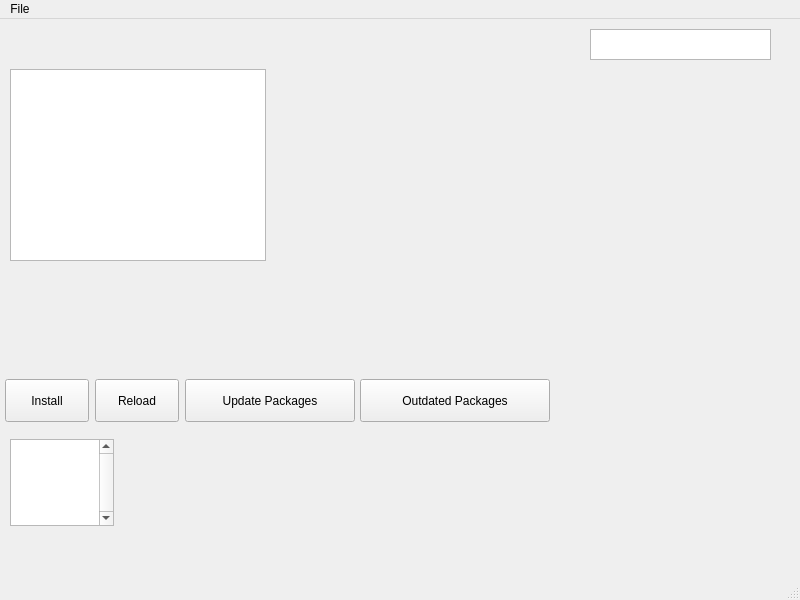
Before: the Qt Designer form untitled1/mainwindow.ui in voncloft/VPacman, drawn with Qt 5.
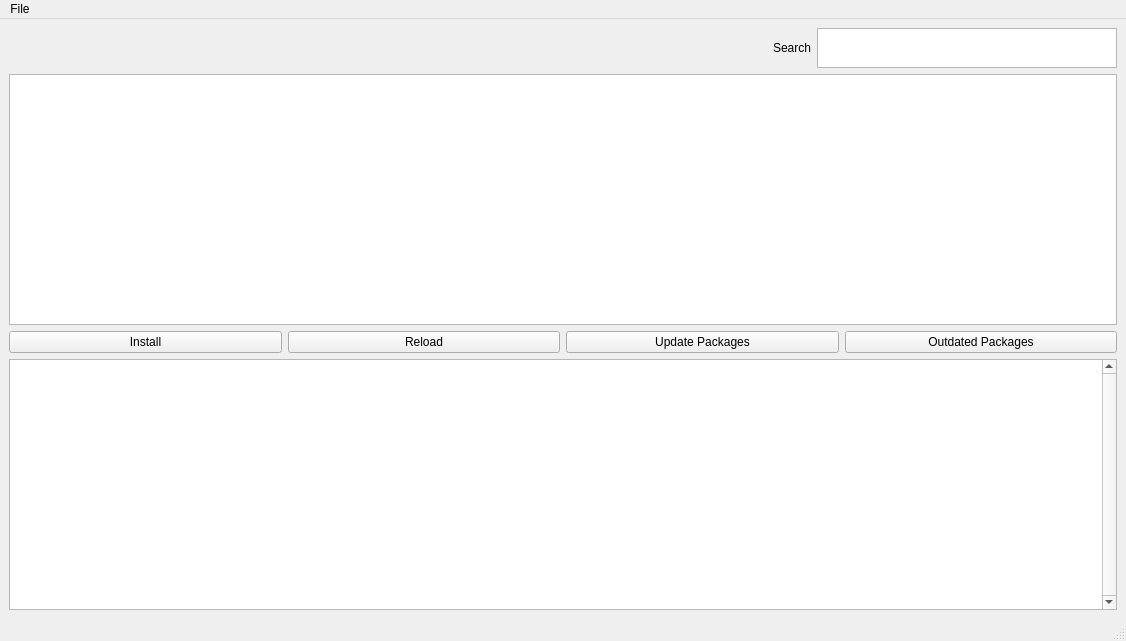
After: the same form once the commit is applied.

The edit to the form file:
```diff
--- a/untitled1/mainwindow.ui
+++ b/untitled1/mainwindow.ui
@@ -6,109 +6,178 @@
    <rect>
     <x>0</x>
     <y>0</y>
-    <width>800</width>
-    <height>600</height>
+    <width>1126</width>
+    <height>641</height>
    </rect>
   </property>
+  <property name="sizePolicy">
+   <sizepolicy hsizetype="Preferred" vsizetype="Preferred">
+    <horstretch>0</horstretch>
+    <verstretch>0</verstretch>
+   </sizepolicy>
+  </property>
+  <property name="minimumSize">
+   <size>
+    <width>1126</width>
+    <height>641</height>
+   </size>
+  </property>
+  <property name="maximumSize">
+   <size>
+    <width>16777215</width>
+    <height>16777215</height>
+   </size>
+  </property>
   <property name="windowTitle">
    <string>Voncloft Package Manager</string>
   </property>
   <widget class="QWidget" name="centralwidget">
-   <widget class="QListWidget" name="listWidget">
-    <property name="geometry">
-     <rect>
-      <x>10</x>
-      <y>50</y>
-      <width>256</width>
-      <height>192</height>
-     </rect>
-    </property>
-   </widget>
-   <widget class="QPushButton" name="pushButton">
-    <property name="geometry">
-     <rect>
-      <x>5</x>
-      <y>360</y>
-      <width>84</width>
-      <height>43</height>
-     </rect>
-    </property>
-    <property name="text">
-     <string>Install</string>
-    </property>
-   </widget>
-   <widget class="QTextEdit" name="textEdit">
-    <property name="geometry">
-     <rect>
-      <x>10</x>
-      <y>420</y>
-      <width>104</width>
-      <height>87</height>
-     </rect>
-    </property>
-    <property name="verticalScrollBarPolicy">
-     <enum>Qt::ScrollBarAlwaysOn</enum>
-    </property>
-    <property name="readOnly">
-     <bool>true</bool>
-    </property>
-   </widget>
-   <widget class="QPushButton" name="pushButton_2">
-    <property name="geometry">
-     <rect>
-      <x>95</x>
-      <y>360</y>
-      <width>84</width>
-      <height>43</height>
-     </rect>
-    </property>
-    <property name="text">
-     <string>Reload</string>
-    </property>
-   </widget>
-   <widget class="QPushButton" name="pushButton_3">
-    <property name="geometry">
-     <rect>
-      <x>185</x>
-      <y>360</y>
-      <width>170</width>
-      <height>43</height>
-     </rect>
-    </property>
-    <property name="text">
-     <string>Update Packages</string>
-    </property>
-   </widget>
-   <widget class="QPushButton" name="pushButton_4">
-    <property name="geometry">
-     <rect>
-      <x>360</x>
-      <y>360</y>
-      <width>190</width>
-      <height>43</height>
-     </rect>
-    </property>
-    <property name="text">
-     <string>Outdated Packages</string>
-    </property>
-   </widget>
-   <widget class="QPlainTextEdit" name="plainTextEdit">
-    <property name="geometry">
-     <rect>
-      <x>590</x>
-      <y>10</y>
-      <width>181</width>
-      <height>31</height>
-     </rect>
-    </property>
-   </widget>
+   <property name="sizePolicy">
+    <sizepolicy hsizetype="Expanding" vsizetype="Expanding">
+     <horstretch>0</horstretch>
+     <verstretch>0</verstretch>
+    </sizepolicy>
+   </property>
+   <layout class="QGridLayout" name="gridLayout_5">
+    <item row="2" column="2">
+     <widget class="QPushButton" name="pushButton_3">
+      <property name="text">
+       <string>Update Packages</string>
+      </property>
+     </widget>
+    </item>
+    <item row="3" column="0" colspan="4">
+     <layout class="QGridLayout" name="gridLayout_3">
+      <item row="0" column="0">
+       <widget class="QTextEdit" name="textEdit">
+        <property name="sizePolicy">
+         <sizepolicy hsizetype="Expanding" vsizetype="Expanding">
+          <horstretch>0</horstretch>
+          <verstretch>0</verstretch>
+         </sizepolicy>
+        </property>
+        <property name="sizeIncrement">
+         <size>
+          <width>0</width>
+          <height>2</height>
+         </size>
+        </property>
+        <property name="tabletTracking">
+         <bool>true</bool>
+        </property>
+        <property name="autoFillBackground">
+         <bool>true</bool>
+        </property>
+        <property name="verticalScrollBarPolicy">
+         <enum>Qt::ScrollBarAlwaysOn</enum>
+        </property>
+        <property name="sizeAdjustPolicy">
+         <enum>QAbstractScrollArea::AdjustToContentsOnFirstShow</enum>
+        </property>
+        <property name="autoFormatting">
+         <set>QTextEdit::AutoAll</set>
+        </property>
+        <property name="lineWrapMode">
+         <enum>QTextEdit::NoWrap</enum>
+        </property>
+        <property name="lineWrapColumnOrWidth">
+         <number>0</number>
+        </property>
+        <property name="readOnly">
+         <bool>true</bool>
+        </property>
+        <property name="tabStopWidth">
+         <number>99999999</number>
+        </property>
+       </widget>
+      </item>
+     </layout>
+    </item>
+    <item row="2" column="0">
+     <widget class="QPushButton" name="pushButton">
+      <property name="text">
+       <string>Install</string>
+      </property>
+     </widget>
+    </item>
+    <item row="2" column="3">
+     <widget class="QPushButton" name="pushButton_4">
+      <property name="text">
+       <string>Outdated Packages</string>
+      </property>
+     </widget>
+    </item>
+    <item row="0" column="0" colspan="4">
+     <layout class="QGridLayout" name="gridLayout_6">
+      <property name="sizeConstraint">
+       <enum>QLayout::SetDefaultConstraint</enum>
+      </property>
+      <item row="1" column="1">
+       <widget class="QPlainTextEdit" name="plainTextEdit">
+        <property name="sizePolicy">
+         <sizepolicy hsizetype="Preferred" vsizetype="Preferred">
+          <horstretch>0</horstretch>
+          <verstretch>0</verstretch>
+         </sizepolicy>
+        </property>
+        <property name="minimumSize">
+         <size>
+          <width>300</width>
+          <height>40</height>
+         </size>
+        </property>
+        <property name="maximumSize">
+         <size>
+          <width>300</width>
+          <height>40</height>
+         </size>
+        </property>
+        <property name="layoutDirection">
+         <enum>Qt::LeftToRight</enum>
+        </property>
+        <property name="overwriteMode">
+         <bool>false</bool>
+        </property>
+       </widget>
+      </item>
+      <item row="1" column="0" alignment="Qt::AlignRight">
+       <widget class="QLabel" name="label">
+        <property name="text">
+         <string>Search</string>
+        </property>
+       </widget>
+      </item>
+     </layout>
+    </item>
+    <item row="2" column="1">
+     <widget class="QPushButton" name="pushButton_2">
+      <property name="text">
+       <string>Reload</string>
+      </property>
+     </widget>
+    </item>
+    <item row="1" column="0" colspan="4">
+     <layout class="QGridLayout" name="gridLayout_4">
+      <item row="0" column="0">
+       <widget class="QListWidget" name="listWidget">
+        <property name="sizeIncrement">
+         <size>
+          <width>2</width>
+          <height>2</height>
+         </size>
+        </property>
+       </widget>
+      </item>
+     </layout>
+    </item>
+   </layout>
   </widget>
   <widget class="QMenuBar" name="menubar">
    <property name="geometry">
     <rect>
      <x>0</x>
      <y>0</y>
-     <width>800</width>
+     <width>1126</width>
      <height>32</height>
     </rect>
    </property>
```
